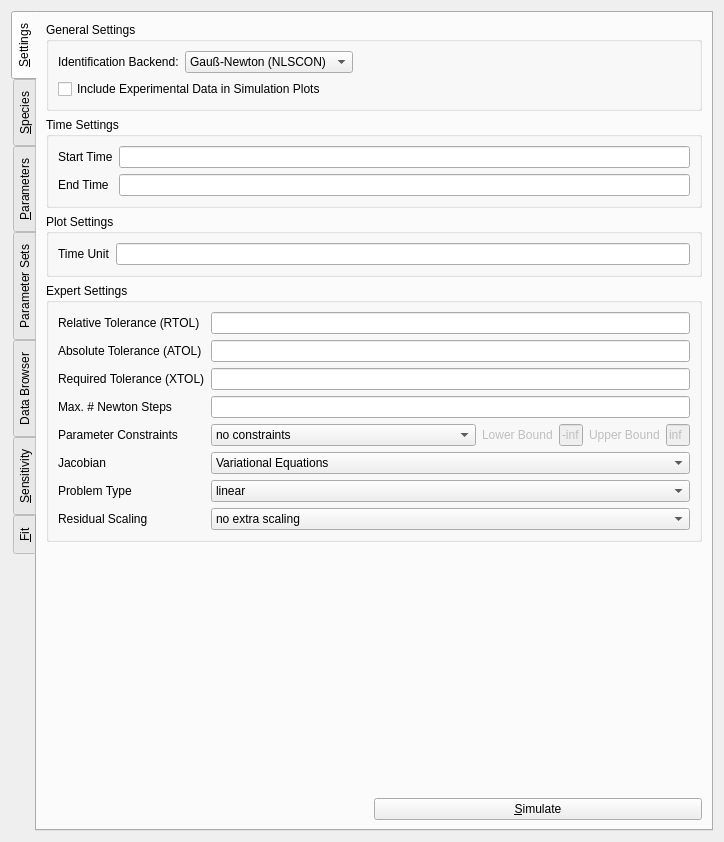
CSB-at-ZIB/BioPARKIN, file src/simulationworkbench/simulationworkbench_v4.ui: the form before one commit.
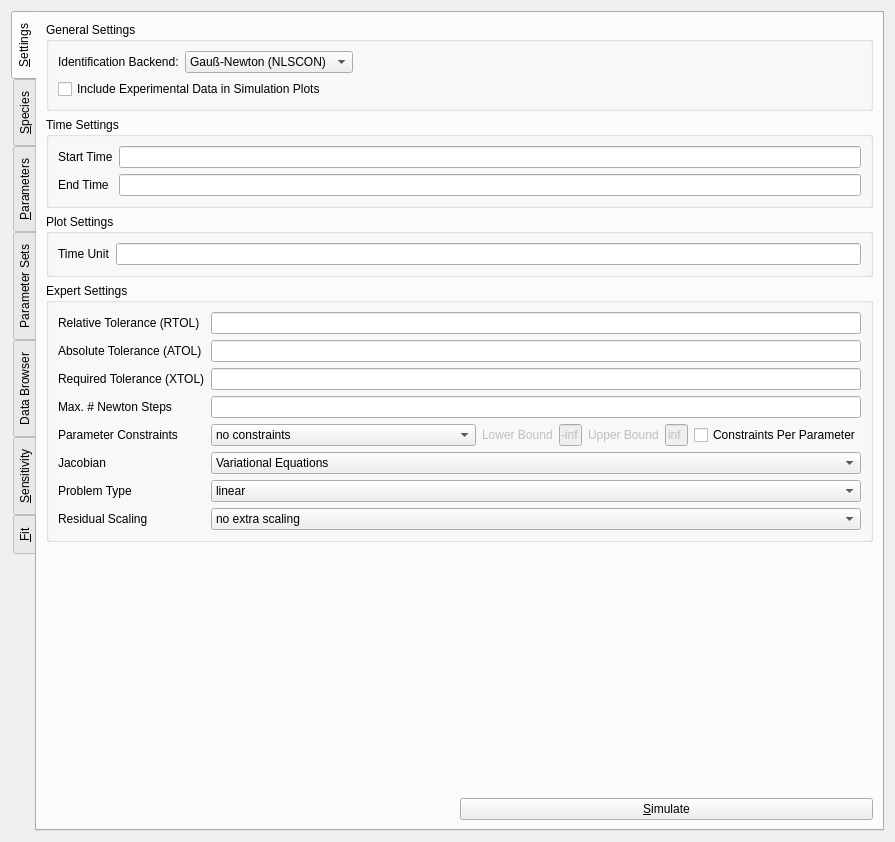
The form after the commit.

Commit message:
#75 - Introduced checkbox to the UI to switch to "Constraints per Param."
Also changed all the logic code accordingly.

Diff of the .ui file:
```diff
--- a/src/simulationworkbench/simulationworkbench_v4.ui
+++ b/src/simulationworkbench/simulationworkbench_v4.ui
@@ -347,6 +347,13 @@
               </property>
              </widget>
             </item>
+            <item>
+             <widget class="QCheckBox" name="checkBoxParameterConstraintsPerParam">
+              <property name="text">
+               <string>Constraints Per Parameter</string>
+              </property>
+             </widget>
+            </item>
            </layout>
           </item>
           <item row="5" column="0">
```
Left out of the diff: 19 changed lines with no effect on the pictures. The commit also changes 4 other files.
